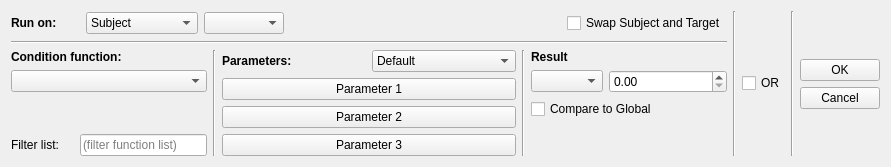
First picture: the form in native/src/DovahKit/ui/form_windows/odds_and_ends/condition_edit.ui, repository DavidJCobb/DovahKit, before the edit.
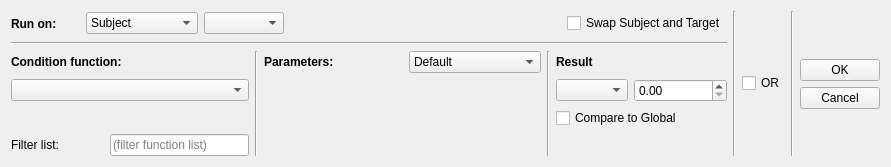
Second picture: the form after the edit.

Commit message:
Condition editing UI; backend fixes
The condition-editing UI can now display the condition's initial parameters, though some underlying types are still incomplete.

Corrected the definition for the Voicetype argument type: FormList values are now allowed, consistent with conditions in Skyrim.esm.

Corrected the (arg_enum_type) constructor: it now sets the (isEnum) field to true.

The edit to the form file:
```diff
--- a/native/src/DovahKit/ui/form_windows/odds_and_ends/condition_edit.ui
+++ b/native/src/DovahKit/ui/form_windows/odds_and_ends/condition_edit.ui
@@ -13,15 +13,15 @@
   <property name="windowTitle">
    <string>Condition</string>
   </property>
-  <layout class="QGridLayout" name="gridLayout_2" columnstretch="2,0,3,0,2,0,0,0,0">
-   <item row="1" column="0" colspan="5">
-    <widget class="Line" name="line_2">
+  <layout class="QGridLayout" name="gridLayout_2" columnstretch="2,0,0,0,0,0,0,0">
+   <item row="0" column="6" rowspan="3">
+    <widget class="Line" name="line_5">
      <property name="orientation">
-      <enum>Qt::Horizontal</enum>
+      <enum>Qt::Vertical</enum>
      </property>
     </widget>
    </item>
-   <item row="0" column="0" colspan="5">
+   <item row="0" column="0" colspan="4">
     <layout class="QGridLayout" name="layoutRunOn" columnstretch="1,1,1,4,1,0">
      <item row="0" column="3">
       <spacer name="horizontalSpacer_2">
@@ -151,14 +151,7 @@
      </item>
     </layout>
    </item>
-   <item row="2" column="3">
-    <widget class="Line" name="line_3">
-     <property name="orientation">
-      <enum>Qt::Vertical</enum>
-     </property>
-    </widget>
-   </item>
-   <item row="0" column="8" rowspan="3">
+   <item row="0" column="7" rowspan="3">
     <layout class="QVBoxLayout" name="layoutExit">
      <item>
       <spacer name="verticalSpacer_3">
@@ -202,7 +195,7 @@
      </item>
     </layout>
    </item>
-   <item row="0" column="6" rowspan="3">
+   <item row="0" column="5" rowspan="3">
     <layout class="QGridLayout" name="gridLayout_4">
      <item row="0" column="0">
       <widget class="QCheckBox" name="flagOr">
@@ -213,23 +206,44 @@
      </item>
     </layout>
    </item>
-   <item row="2" column="0">
-    <layout class="QGridLayout" name="layoutFunction" columnstretch="1,2">
+   <item row="0" column="4" rowspan="3">
+    <widget class="Line" name="line_4">
+     <property name="orientation">
+      <enum>Qt::Vertical</enum>
+     </property>
+    </widget>
+   </item>
+   <item row="1" column="0" colspan="4">
+    <widget class="Line" name="line_2">
+     <property name="orientation">
+      <enum>Qt::Horizontal</enum>
+     </property>
+    </widget>
+   </item>
+   <item row="2" column="0" colspan="4">
+    <layout class="QGridLayout" name="layoutBottom" columnstretch="2,3,0,3,2,0,1,2">
      <item row="1" column="0" colspan="2">
       <widget class="QComboBox" name="function"/>
      </item>
-     <item row="2" column="0" colspan="2">
-      <spacer name="verticalSpacer_2">
+     <item row="0" column="3">
+      <widget class="QLabel" name="labelParams">
+       <property name="font">
+        <font>
+         <weight>75</weight>
+         <bold>true</bold>
+        </font>
+       </property>
+       <property name="text">
+        <string>Parameters:</string>
+       </property>
+      </widget>
+     </item>
+     <item row="0" column="2" rowspan="4">
+      <widget class="Line" name="line">
        <property name="orientation">
         <enum>Qt::Vertical</enum>
        </property>
-       <property name="sizeHint" stdset="0">
-        <size>
-         <width>0</width>
-         <height>0</height>
-        </size>
-       </property>
-      </spacer>
+      </widget>
      </item>
      <item row="3" column="0">
       <widget class="QLabel" name="labelFilterFunction">
@@ -248,47 +262,7 @@
        </property>
       </widget>
      </item>
-     <item row="0" column="0" colspan="2">
-      <widget class="QLabel" name="labelFunction">
-       <property name="font">
-        <font>
-         <weight>75</weight>
-         <bold>true</bold>
-        </font>
-       </property>
-       <property name="text">
-        <string>Condition function:</string>
-       </property>
-       <property name="buddy">
-        <cstring>function</cstring>
-       </property>
-      </widget>
-     </item>
-    </layout>
-   </item>
-   <item row="2" column="2">
-    <layout class="QGridLayout" name="layoutParams">
-     <item row="0" column="0">
-      <widget class="QLabel" name="labelParams">
-       <property name="font">
-        <font>
-         <weight>75</weight>
-         <bold>true</bold>
-        </font>
-       </property>
-       <property name="text">
-        <string>Parameters:</string>
-       </property>
-      </widget>
-     </item>
-     <item row="2" column="0" colspan="2">
-      <widget class="QPushButton" name="param1">
-       <property name="text">
-        <string>Parameter 1</string>
-       </property>
-      </widget>
-     </item>
-     <item row="0" column="1">
+     <item row="0" column="4">
       <widget class="QComboBox" name="paramFlags">
        <item>
         <property name="text">
@@ -307,32 +281,53 @@
        </item>
       </widget>
      </item>
-     <item row="3" column="0" colspan="2">
-      <widget class="QPushButton" name="param2">
+     <item row="0" column="0" colspan="2">
+      <widget class="QLabel" name="labelFunction">
+       <property name="font">
+        <font>
+         <weight>75</weight>
+         <bold>true</bold>
+        </font>
+       </property>
        <property name="text">
-        <string>Parameter 2</string>
+        <string>Condition function:</string>
        </property>
+       <property name="buddy">
+        <cstring>function</cstring>
+       </property>
       </widget>
      </item>
-     <item row="4" column="0" colspan="2">
-      <widget class="QPushButton" name="param3">
+     <item row="0" column="5" rowspan="4">
+      <widget class="Line" name="line_3">
+       <property name="orientation">
+        <enum>Qt::Vertical</enum>
+       </property>
+      </widget>
+     </item>
+     <item row="1" column="6">
+      <widget class="QComboBox" name="op"/>
+     </item>
+     <item row="0" column="6" colspan="2">
+      <widget class="QLabel" name="labelResult">
+       <property name="font">
+        <font>
+         <weight>75</weight>
+         <bold>true</bold>
+        </font>
+       </property>
        <property name="text">
-        <string>Parameter 3</string>
+        <string>Result</string>
        </property>
       </widget>
      </item>
-    </layout>
-   </item>
-   <item row="2" column="1">
-    <widget class="Line" name="line">
-     <property name="orientation">
-      <enum>Qt::Vertical</enum>
-     </property>
-    </widget>
-   </item>
-   <item row="2" column="4">
-    <layout class="QGridLayout" name="layoutResult">
-     <item row="1" column="1">
+     <item row="2" column="6" colspan="2">
+      <widget class="QCheckBox" name="flagCompareToGlobal">
+       <property name="text">
+        <string>Compare to Global</string>
+       </property>
+      </widget>
+     </item>
+     <item row="1" column="7">
       <widget class="QStackedWidget" name="operandStack">
        <property name="sizePolicy">
         <sizepolicy hsizetype="Preferred" vsizetype="Maximum">
@@ -380,58 +375,17 @@
        </widget>
       </widget>
      </item>
-     <item row="0" column="0" colspan="2">
-      <widget class="QLabel" name="labelResult">
-       <property name="font">
-        <font>
-         <weight>75</weight>
-         <bold>true</bold>
-        </font>
-       </property>
-       <property name="text">
-        <string>Result</string>
-       </property>
-      </widget>
+     <item row="1" column="3" colspan="2">
+      <widget class="QWidget" name="param1Holder" native="true"/>
      </item>
-     <item row="1" column="0">
-      <widget class="QComboBox" name="op"/>
+     <item row="2" column="3" colspan="2">
+      <widget class="QWidget" name="param2Holder" native="true"/>
      </item>
-     <item row="2" column="0" colspan="2">
-      <widget class="QCheckBox" name="flagCompareToGlobal">
-       <property name="text">
-        <string>Compare to Global</string>
-       </property>
-      </widget>
-     </item>
-     <item row="3" column="0" colspan="2">
-      <spacer name="verticalSpacer">
-       <property name="orientation">
-        <enum>Qt::Vertical</enum>
-       </property>
-       <property name="sizeHint" stdset="0">
-        <size>
-         <width>0</width>
-         <height>0</height>
-        </size>
-       </property>
-      </spacer>
+     <item row="3" column="3" colspan="2">
+      <widget class="QWidget" name="param3Holder" native="true"/>
      </item>
     </layout>
    </item>
-   <item row="0" column="5" rowspan="3">
-    <widget class="Line" name="line_4">
-     <property name="orientation">
-      <enum>Qt::Vertical</enum>
-     </property>
-    </widget>
-   </item>
-   <item row="0" column="7" rowspan="3">
-    <widget class="Line" name="line_5">
-     <property name="orientation">
-      <enum>Qt::Vertical</enum>
-     </property>
-    </widget>
-   </item>
   </layout>
  </widget>
  <tabstops>
```
Left out of the diff: 7 changed lines with no effect on the pictures. The commit also changes 4 other files.
